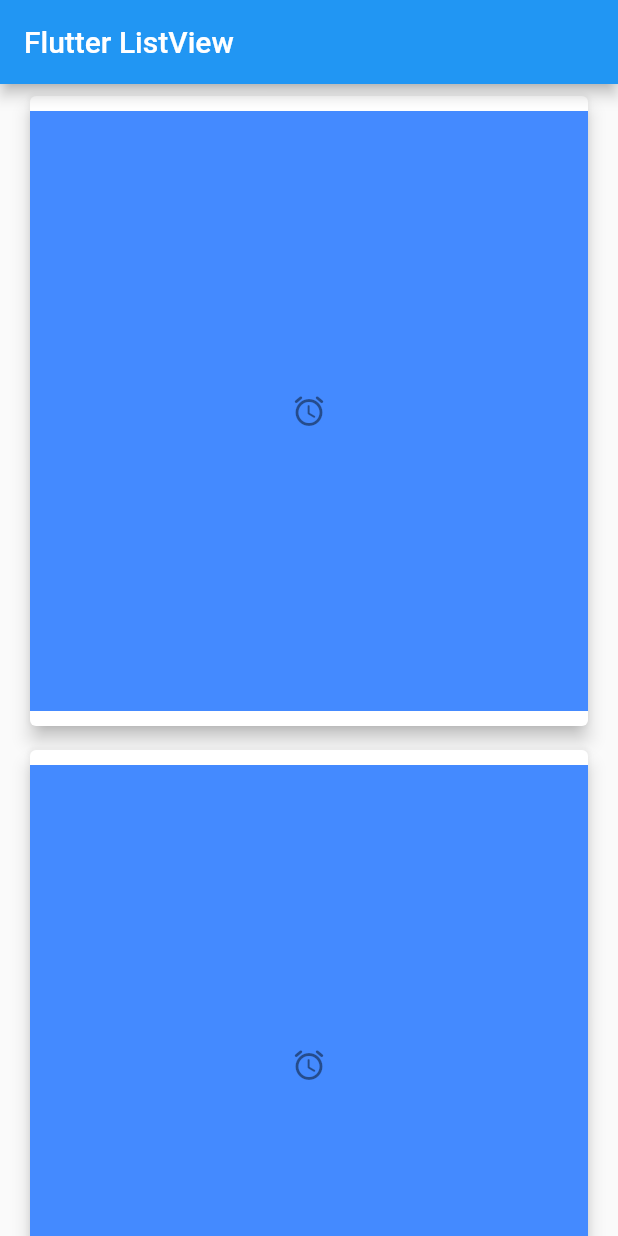
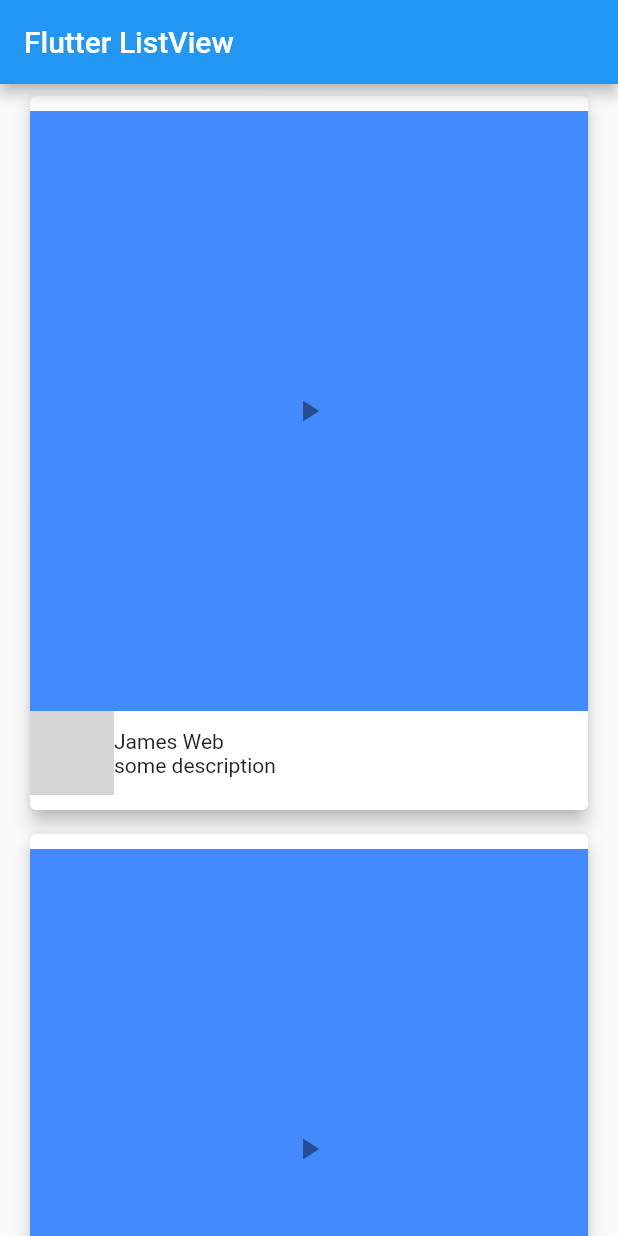
Before and after one commit to olbogdanov/Flutter-Training, a Flutter app: the screen it shows after launch, on a phone screen of 412 x 824 dp. Run offline on Flutter 3.47's test engine with Material 2 defaults, Android fonts, the phone set to English and light mode, and no system bars; network calls fail; grey boxes are pictures that could not be loaded.

Commit message:
add a footer with two texts and avatar

```diff
--- a/YoutubeClone/youtube_cone/lib/video_widget.dart
+++ b/YoutubeClone/youtube_cone/lib/video_widget.dart
@@ -6,12 +6,48 @@ class VideoWidget extends StatelessWidget {
 
   @override
   Widget build(BuildContext context) {
-    return Container(
-      width: double.infinity,
-      height: 400,
-      color: Colors.blueAccent,
-      child: IconButton(
-          onPressed: () {}, icon: const Icon(Icons.access_alarm_rounded)),
+    return Column(
+      crossAxisAlignment: CrossAxisAlignment.start,
+      children: [
+        Container(
+          width: double.infinity,
+          height: 400,
+          color: Colors.blueAccent,
+          child:
+              IconButton(onPressed: () {}, icon: const Icon(Icons.play_arrow)),
+        ),
+        VideoFooter(url: url),
+      ],
     );
   }
 }
+
+class VideoFooter extends StatelessWidget {
+  const VideoFooter({
+    Key? key,
+    required this.url,
+  }) : super(key: key);
+
+  final String url;
+
+  @override
+  Widget build(BuildContext context) {
+    return Row(
+      children: [
+        CircleAvatar(
+          radius: 28,
+          backgroundImage: NetworkImage(
+              "https://cdn1.vectorstock.com/i/1000x1000/23/70/man-avatar-icon-flat-vector-19152370.jpg"),
+          child: Stack(),
+        ),
+        Column(
+          crossAxisAlignment: CrossAxisAlignment.start,
+          children: [
+            Text(url),
+            Text("some description"),
+          ],
+        ),
+      ],
+    );
+  }
+}
```
Also changed, not shown: 1 other file.
